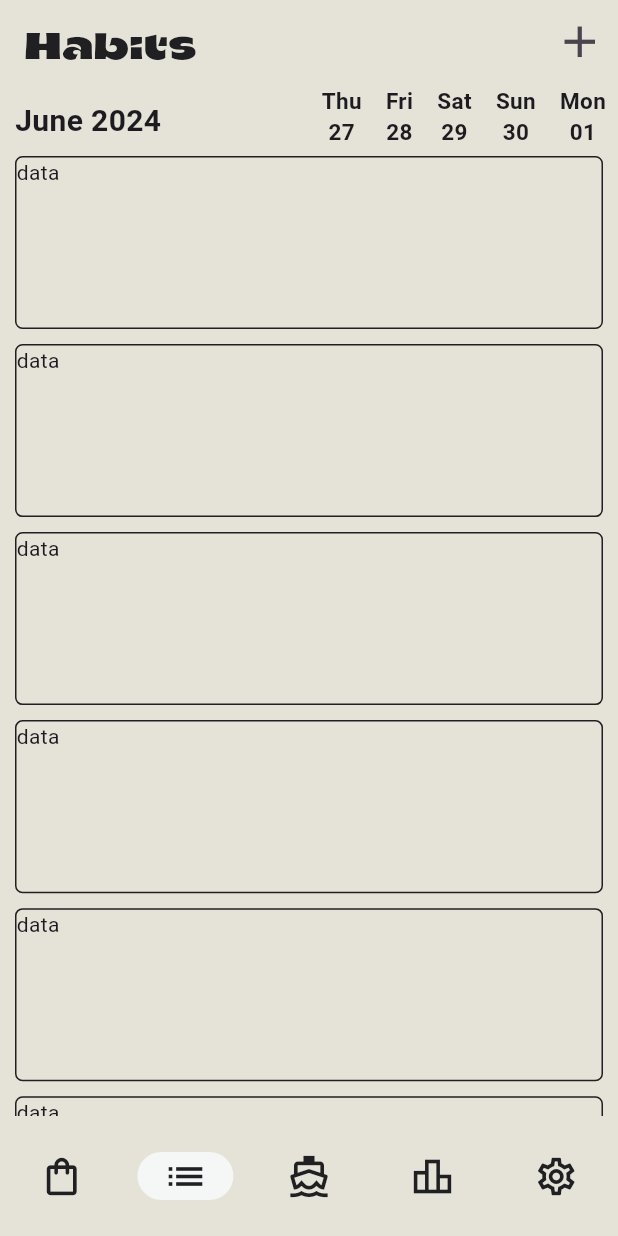
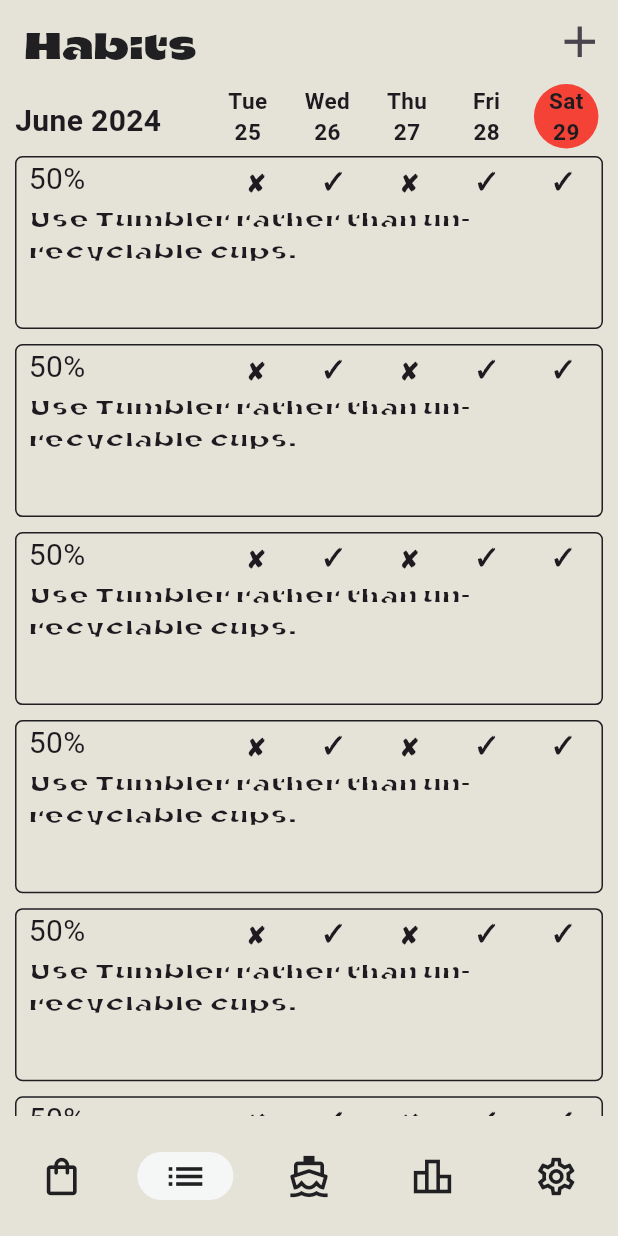
Before and after one commit to DutchVandaline/Pequod, a Flutter app: the screen it shows after launch, item 2 of the bottom bar chosen, on a phone screen of 412 x 824 dp. Run offline on Flutter 3.47's test engine with Material 3 defaults, Android fonts, the phone set to English and light mode, and no system bars.

Commit message:
added habit tracker
added habit tracker for the habit screen

```diff
--- a/lib/Screens/HabitScreen.dart
+++ b/lib/Screens/HabitScreen.dart
@@ -1,7 +1,7 @@
 import 'package:flutter/material.dart';
 import 'package:pequod/Widgets/ClimateCrisisTextWidget.dart';
 import 'package:pequod/Widgets/HabitDateWidget.dart';
-import 'package:pequod/Widgets/HabitWidget.dart';
+import 'package:pequod/Widgets/HabitWidgetTile.dart';
 import 'package:intl/intl.dart';
 
 class HabitScreen extends StatefulWidget {
@@ -55,14 +55,23 @@ class _HabitScreenState extends State<HabitScreen> {
                       ),
                     ),
                   ),
-                  Row(
-                    children: [
-                      HabitDateWidget(inputDate: DateTime.now().subtract(const Duration(days: 2))),
-                      HabitDateWidget(inputDate: DateTime.now().subtract(const Duration(days:1))),
-                      HabitDateWidget(inputDate: DateTime.now()),
-                      HabitDateWidget(inputDate: DateTime.now().add(const Duration(days: 1))),
-                      HabitDateWidget(inputDate: DateTime.now().add(const Duration(days: 2))),
-                    ],
+                  Padding(
+                    padding: const EdgeInsets.only(right: 8.0),
+                    child: Row(
+                      mainAxisAlignment: MainAxisAlignment.spaceEvenly,
+                      children: [
+                        HabitDateWidget(inputDate: DateTime.now().subtract(const Duration(days: 4))),
+                        HabitDateWidget(inputDate: DateTime.now().subtract(const Duration(days:3))),
+                        HabitDateWidget(inputDate: DateTime.now().subtract(const Duration(days: 2))),
+                        HabitDateWidget(inputDate: DateTime.now().subtract(const Duration(days: 1))),
+                        Container(
+                          decoration: const BoxDecoration(
+                            shape: BoxShape.circle,
+                            color: Colors.red,
+                          ),
+                            child: HabitDateWidget(inputDate: DateTime.now())),
+                      ],
+                    ),
                   )
                 ],
               ),
--- a/lib/Widgets/HabitDateWidget.dart
+++ b/lib/Widgets/HabitDateWidget.dart
@@ -15,6 +15,8 @@ class _HabitDateWidgetState extends State<HabitDateWidget> {
   Widget build(BuildContext context) {
     return Padding(
       padding: const EdgeInsets.symmetric(horizontal: 8.0),
+      child: Container(
+        width: MediaQuery.of(context).size.width * 0.09,
         child: Column(
           mainAxisAlignment: MainAxisAlignment.center,
           crossAxisAlignment: CrossAxisAlignment.center,
@@ -25,6 +27,7 @@ class _HabitDateWidgetState extends State<HabitDateWidget> {
                 style: const TextStyle(fontWeight: FontWeight.bold, fontSize: 15.0)),
           ],
         ),
+      ),
     );
   }
 }
--- /dev/null
+++ b/lib/Widgets/HabitTrackWidget.dart
@@ -0,0 +1,30 @@
+import 'package:flutter/material.dart';
+
+class HabitTrackWidget extends StatefulWidget {
+  HabitTrackWidget({super.key, required this.completed});
+
+  bool completed;
+
+  @override
+  State<HabitTrackWidget> createState() => _HabitTrackWidgetState();
+}
+
+class _HabitTrackWidgetState extends State<HabitTrackWidget> {
+  @override
+  Widget build(BuildContext context) {
+    return Padding(
+      padding: const EdgeInsets.symmetric(horizontal: 7.0),
+      child: Container(
+        width: MediaQuery.of(context).size.width * 0.09,
+        child: Column(
+          mainAxisAlignment: MainAxisAlignment.center,
+          crossAxisAlignment: CrossAxisAlignment.center,
+          children: [
+            Text(widget.completed ? "✓" :"✘",
+                style: const TextStyle(fontWeight: FontWeight.bold, fontSize: 15.0)),
+          ],
+        ),
+      ),
+    );
+  }
+}
--- a/lib/Widgets/HabitWidget.dart
+++ /dev/null
@@ -1,27 +0,0 @@
-import 'package:flutter/material.dart';
-
-class HabitWidget extends StatefulWidget {
-  String habitName;
-
-  HabitWidget({super.key, required this.habitName});
-
-  @override
-  State<HabitWidget> createState() => _HabitWidgetState();
-}
-
-class _HabitWidgetState extends State<HabitWidget> {
-  @override
-  Widget build(BuildContext context) {
-    return Padding(
-      padding: const EdgeInsets.symmetric(vertical: 5.0, horizontal: 10.0),
-      child: Container(
-        height: MediaQuery.of(context).size.height * 0.14,
-        width: MediaQuery.of(context).size.width,
-        decoration: BoxDecoration(
-            border: Border.all(color: Theme.of(context).primaryColorLight),
-            borderRadius: BorderRadius.circular(5.0)),
-        child: Text("data"),
-      ),
-    );
-  }
-}
--- /dev/null
+++ b/lib/Widgets/HabitWidgetTile.dart
@@ -0,0 +1,67 @@
+import 'package:flutter/material.dart';
+import 'package:pequod/Widgets/HabitTrackWidget.dart';
+
+class HabitWidget extends StatefulWidget {
+  String habitName;
+
+  HabitWidget({super.key, required this.habitName});
+
+  @override
+  State<HabitWidget> createState() => _HabitWidgetState();
+}
+
+class _HabitWidgetState extends State<HabitWidget> {
+  @override
+  Widget build(BuildContext context) {
+    return Padding(
+      padding: const EdgeInsets.symmetric(vertical: 5.0, horizontal: 10.0),
+      child: GestureDetector(
+        onTap: (){},
+        child: Container(
+          height: MediaQuery.of(context).size.height * 0.14,
+          width: MediaQuery.of(context).size.width,
+          decoration: BoxDecoration(
+              border: Border.all(color: Theme.of(context).primaryColorLight),
+              borderRadius: BorderRadius.circular(5.0)),
+          child: Column(
+            mainAxisAlignment: MainAxisAlignment.start,
+            children: [
+              Row(
+                mainAxisAlignment: MainAxisAlignment.spaceBetween,
+                children: [
+                  const Padding(
+                    padding: EdgeInsets.only(left: 8.0),
+                    child: Text(
+                      "50%",
+                      style:
+                          TextStyle(fontSize: 20.0),
+                    ),
+                  ),
+                  Row(
+                    children: [
+                      HabitTrackWidget(completed: false),
+                      HabitTrackWidget(completed: true),
+                      HabitTrackWidget(completed: false),
+                      HabitTrackWidget(completed: true),
+                      HabitTrackWidget(completed: true),
+                    ],
+                  )
+                ],
+              ),
+              const Padding(
+                padding: EdgeInsets.only(left: 8.0),
+                child: Text(
+                  "Use Tumbler rather than un-recyclable cups.",
+                  style: TextStyle(
+                    fontFamily: 'ClimateCrisis',
+                    fontSize: 15.0,
+                  ),
+                ),
+              ),
+            ],
+          ),
+        ),
+      ),
+    );
+  }
+}
```
Lines whose indentation alone changed are shown as unchanged.
